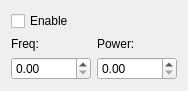
bbuusshh/scudi, file src/qudi/gui/ple/microwave_widget.ui: the form before one commit.
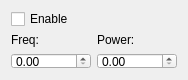
The form after the commit. Custom widgets are drawn as their Qt base class.

The edit to the form file:
```diff
--- a/src/qudi/gui/ple/microwave_widget.ui
+++ b/src/qudi/gui/ple/microwave_widget.ui
@@ -16,6 +16,18 @@
     <verstretch>0</verstretch>
    </sizepolicy>
   </property>
+  <property name="minimumSize">
+   <size>
+    <width>0</width>
+    <height>80</height>
+   </size>
+  </property>
+  <property name="maximumSize">
+   <size>
+    <width>16777215</width>
+    <height>80</height>
+   </size>
+  </property>
   <property name="windowTitle">
    <string>Form</string>
   </property>
```
